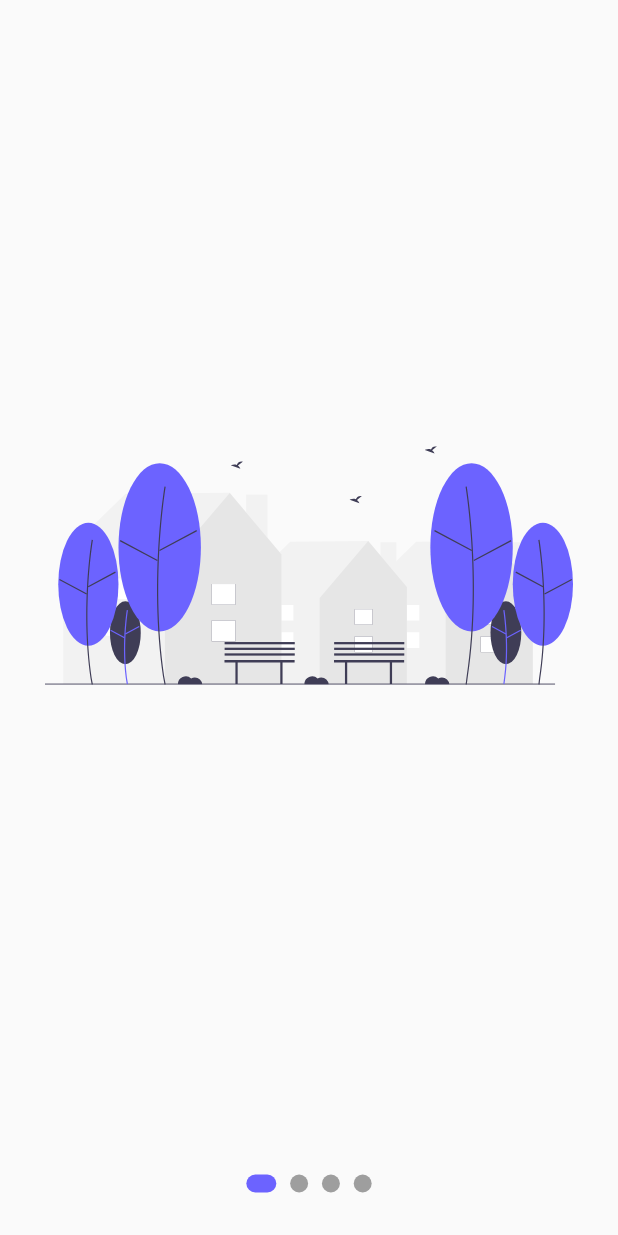
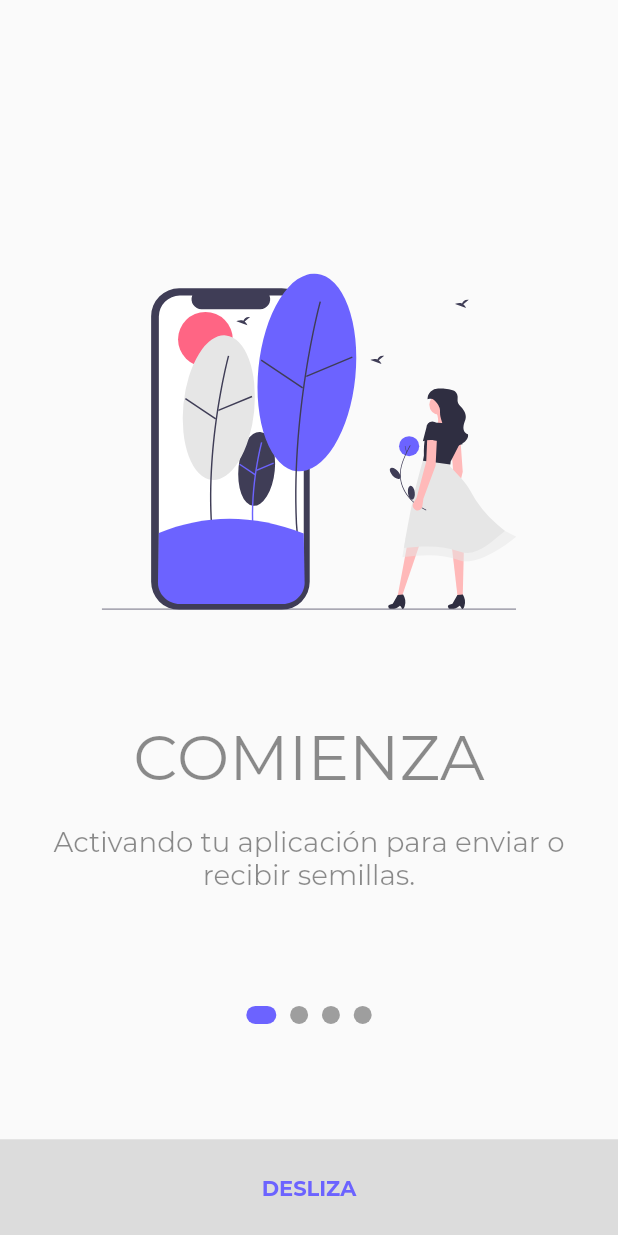
Before and after one commit to FavazCL/covid-tracing, a Flutter app: the screen it shows after launch, on a phone screen of 412 x 824 dp. Run offline on Flutter 3.47's test engine with Material 2 defaults, Android fonts, the phone set to English and light mode, and no system bars; our stand-ins replace flutter_svg, get, pin_code_fields.

Commit message:
Creación del pageview de introducción, además de la incorporación de GetX

```diff
--- a/lib/main.dart
+++ b/lib/main.dart
@@ -1,4 +1,4 @@
-import 'package:covid_app/src/widgets/slideshow.dart';
+import 'package:covid_app/src/screens/intro/intro_ui.dart';
 import 'package:flutter/material.dart';
 import 'package:flutter/services.dart';
 import 'package:get/get.dart';
@@ -23,7 +23,7 @@ class MyApp extends StatelessWidget {
         visualDensity: VisualDensity.adaptivePlatformDensity,
         fontFamily: 'monse'
       ),
-      home: SlideShow()
+      home: IntroUI()
     );
   }
 }
--- /dev/null
+++ b/lib/src/screens/intro/intro_ui.dart
@@ -0,0 +1,25 @@
+import 'package:covid_app/src/screens/intro/widgets/dots.dart';
+import 'package:covid_app/src/screens/intro/widgets/rectangle_button.dart';
+import 'package:covid_app/src/screens/intro/widgets/slides.dart';
+import 'package:flutter/material.dart';
+
+class IntroUI extends StatelessWidget {
+  const IntroUI({Key key}) : super(key: key);
+
+  @override
+  Widget build(BuildContext context) {
+    return Scaffold(
+      body: Center(
+        child: Column(
+          children: [
+            Expanded(
+              child: Slides()
+            ),
+            Dots(),
+            RectangleButton(text: 'DESLIZA')
+          ],
+        )
+      ),
+    );
+  }
+}
--- a/lib/src/widgets/dots.dart
+++ b/lib/src/screens/intro/widgets/dots.dart
@@ -1,4 +1,5 @@
-import 'package:covid_app/src/widgets/dot.dart';
+import 'package:covid_app/src/screens/intro/widgets/dot.dart';
+import 'package:covid_app/src/utils/responsive.dart';
 import 'package:flutter/material.dart';
 
 class Dots extends StatelessWidget {
@@ -6,9 +7,11 @@ class Dots extends StatelessWidget {
 
   @override
   Widget build(BuildContext context) {
+    final Responsive responsive = Responsive.of(context);
+
     return Container(
       width: double.infinity,
-      height: 70,
+      height: responsive.dp(18),
       child: Row(
         mainAxisAlignment: MainAxisAlignment.center,
         children: [
--- /dev/null
+++ b/lib/src/screens/intro/widgets/rectangle_button.dart
@@ -0,0 +1,37 @@
+import 'package:covid_app/src/controllers/slideshow_controller.dart';
+import 'package:covid_app/src/screens/home/home_ui.dart';
+import 'package:covid_app/src/utils/colors.dart';
+import 'package:covid_app/src/utils/responsive.dart';
+import 'package:flutter/material.dart';
+import 'package:get/get.dart';
+
+class RectangleButton extends StatelessWidget {
+  final String text;
+  const RectangleButton({Key key, @required this.text}) : super(key: key);
+
+  @override
+  Widget build(BuildContext context) {
+    final SlideshowController slideshowController =
+        Get.find<SlideshowController>();
+    final Responsive responsive = Responsive.of(context);
+
+    return Obx(() {
+      return Container(
+          width: responsive.width,
+          height: responsive.dp(7),
+          color: slideshowController.page == 3
+              ? ColorsPalette.primary
+              : Colors.black12,
+          child: FlatButton(
+            child: Text(slideshowController.page == 3 ? 'COMENZAR' : this.text,
+                style: TextStyle(
+                    fontWeight: FontWeight.bold,
+                    color: slideshowController.page == 3
+                        ? Colors.white
+                        : ColorsPalette.primary)),
+            onPressed: () =>
+                slideshowController.page == 3 ? Get.to(HomeUI()) : null,
+          ));
+    });
+  }
+}
--- /dev/null
+++ b/lib/src/screens/intro/widgets/slide.dart
@@ -0,0 +1,40 @@
+import 'package:covid_app/src/utils/responsive.dart';
+import 'package:covid_app/src/widgets/paragraph.dart';
+import 'package:flutter/material.dart';
+import 'package:flutter_svg/flutter_svg.dart';
+
+class Slide extends StatelessWidget {
+  final String svg, title, description;
+  const Slide(
+      {Key key,
+      @required this.svg,
+      @required this.title,
+      @required this.description})
+      : assert(svg != null && title != null && description != null),
+        super(key: key);
+
+  @override
+  Widget build(BuildContext context) {
+    final Responsive responsive = Responsive.of(context);
+
+    return SafeArea(
+      child: Container(
+          width: double.infinity,
+          height: double.infinity,
+          child: Column(
+            crossAxisAlignment: CrossAxisAlignment.center,
+            mainAxisAlignment: MainAxisAlignment.end,
+            children: [
+              SvgPicture.asset(
+                this.svg,
+                width: responsive.dp(30),
+              ),
+              SizedBox(height: responsive.dp(8)),
+              Text(this.title, style: TextStyle(fontSize: responsive.dp(4.5), color: Colors.black45)),
+              SizedBox(height: responsive.dp(2)),
+              Paragraph(text: this.description, fontSize: 2, color: Colors.black45)
+            ],
+          )),
+    );
+  }
+}
--- /dev/null
+++ b/lib/src/screens/intro/widgets/slides.dart
@@ -0,0 +1,47 @@
+import 'package:covid_app/src/controllers/slideshow_controller.dart';
+import 'package:covid_app/src/screens/intro/widgets/slide.dart';
+import 'package:flutter/material.dart';
+import 'package:get/state_manager.dart';
+
+class Slides extends StatelessWidget {
+  const Slides({Key key}) : super(key: key);
+
+  @override
+  Widget build(BuildContext context) {
+    return GetBuilder<SlideshowController>(
+      init: SlideshowController(),
+      builder: (_) {
+        return Container(
+            child: PageView(
+          onPageChanged: (int value) {
+            _.changeSlide(value);
+          },
+          children: [
+            Slide(
+                svg: 'assets/screens/intro/nature_screen.svg',
+                title: 'COMIENZA',
+                description:
+                    'Activando tu aplicación para enviar o recibir semillas.'),
+            Slide(
+                svg: 'assets/screens/intro/social_distancing.svg',
+                title: 'TRANSMITE',
+                description:
+                    'Las semillas generadas a otros dispositivos con la aplicación activada'),
+            Slide(
+              svg: 'assets/screens/intro/medical_care.svg',
+              title: 'REPORTA',
+              description:
+                  'Si estas contagiado, informalo a través de la aplicación.',
+            ),
+            Slide(
+              svg: 'assets/screens/intro/empty_street.svg',
+              title: 'AÍSLATE',
+              description:
+                  'La aplicación te notificara si tuviste un contacto estrecho con un contagiado.',
+            ),
+          ],
+        ));
+      },
+    );
+  }
+}
--- a/lib/src/widgets/slide.dart
+++ /dev/null
@@ -1,17 +0,0 @@
-import 'package:flutter/material.dart';
-import 'package:flutter_svg/flutter_svg.dart';
-
-class Slide extends StatelessWidget {
-  final String svg;
-  const Slide({Key key, @required this.svg}) : super(key: key);
-
-  @override
-  Widget build(BuildContext context) {
-    return Container(
-      width: double.infinity,
-      height: double.infinity,
-      padding: EdgeInsets.all(30),
-      child: SvgPicture.asset(this.svg),
-    );
-  }
-}
--- a/lib/src/widgets/slides.dart
+++ /dev/null
@@ -1,31 +0,0 @@
-import 'package:covid_app/src/controllers/slideshow_controller.dart';
-import 'package:covid_app/src/widgets/slide.dart';
-import 'package:flutter/material.dart';
-import 'package:get/state_manager.dart';
-
-class Slides extends StatelessWidget {
-  const Slides({Key key}) : super(key: key);
-
-  @override
-  Widget build(BuildContext context) {
-    return GetBuilder<SlideshowController>(
-      init: SlideshowController(),
-      builder: (_) {
-        print('slideshowController');
-        return Container(
-          child: PageView(
-          onPageChanged: (int value) {
-            print('xd');
-            _.changeSlide(value);
-          },
-          children: [
-            Slide(svg: 'assets/screens/intro/empty_street.svg'),
-            Slide(svg: 'assets/screens/intro/medical_care.svg'),
-            Slide(svg: 'assets/screens/intro/nature_screen.svg'),
-            Slide(svg: 'assets/screens/intro/social_distancing.svg'),
-          ],
-        ));
-      },
-    );
-  }
-}
--- a/lib/src/widgets/slideshow.dart
+++ /dev/null
@@ -1,23 +0,0 @@
-import 'package:covid_app/src/widgets/dots.dart';
-import 'package:covid_app/src/widgets/slides.dart';
-import 'package:flutter/material.dart';
-
-class SlideShow extends StatelessWidget {
-  const SlideShow({Key key}) : super(key: key);
-
-  @override
-  Widget build(BuildContext context) {
-    return Scaffold(
-      body: Center(
-        child: Column(
-          children: [
-            Expanded(
-              child: Slides()
-            ),
-            Dots()
-          ],
-        )
-      ),
-    );
-  }
-}
```
Also changed, not shown: lib/src/screens/intro/widgets/dot.dart (renamed from lib/src/widgets/dot.dart).
